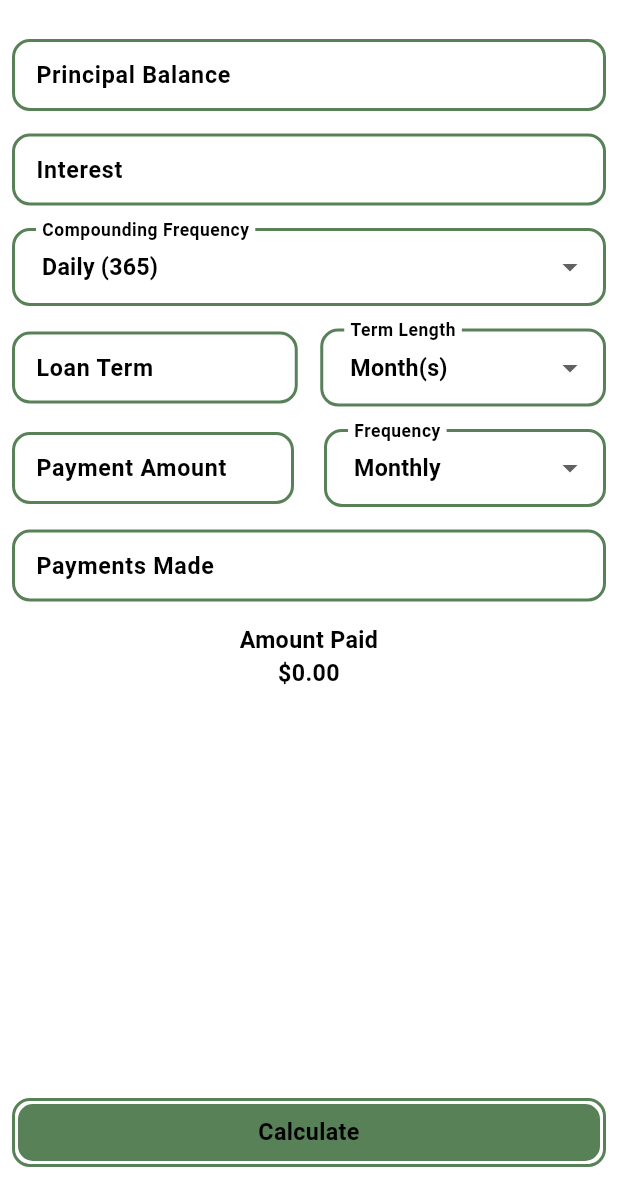
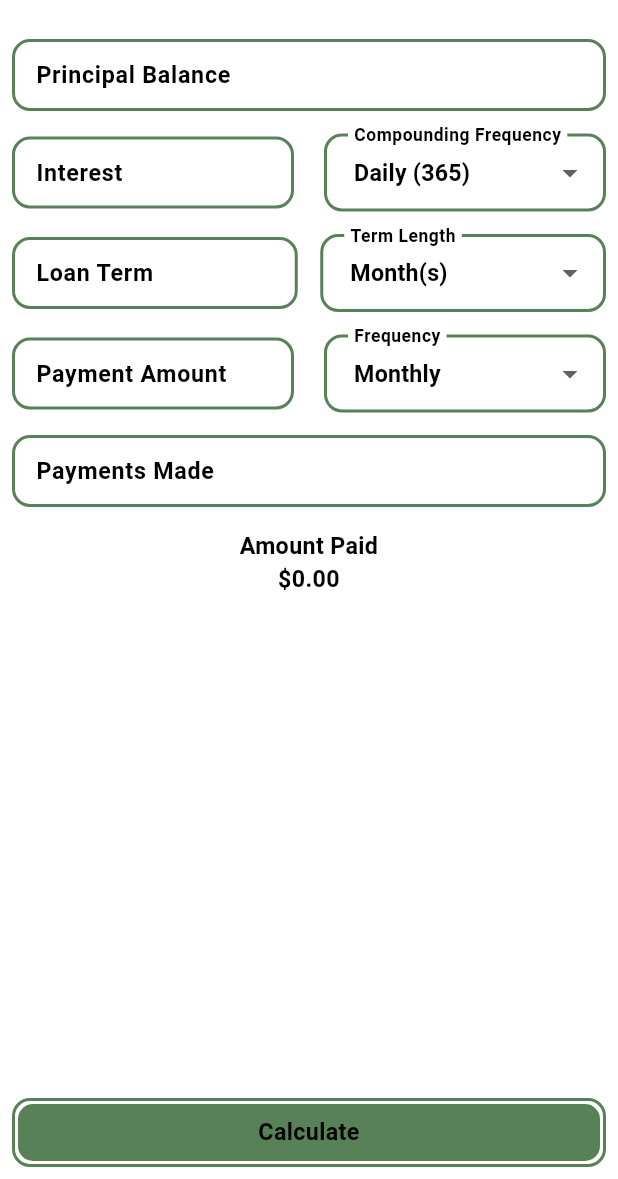
Before and after one commit to zachpfaltzgraff/Loan-Calculator, a Flutter app: the screen it shows after launch, on a phone screen of 412 x 824 dp, the part 57-1236 px from its top. Run offline on Flutter 3.47's test engine with Material 3 defaults, Android fonts, the light colour scheme and no system bars; drawn by our look-alikes of fl_chart; our stand-ins replace shared_preferences, vibration.

Commit message:
Update calculator_inputs.dart

```diff
--- a/loan_calculator/lib/components/calculator_inputs.dart
+++ b/loan_calculator/lib/components/calculator_inputs.dart
@@ -182,7 +182,11 @@ class _CalculatorInputsState extends State<CalculatorInputs> {
                     prefix: Text('\$', style: theme.textStyle(context)),
                     validations: [InputValidation.onlyNumbers()],
                   ),
-                  InputBox(
+                  Row(
+                    spacing: 20,
+                    children: [
+                      Expanded(
+                        child: InputBox(
                           hintText: 'Interest',
                           controller: interestCalculator,
                           outlinedColor: theme.primaryColor,
@@ -194,8 +198,13 @@ class _CalculatorInputsState extends State<CalculatorInputs> {
                           trailing: Text('%', style: theme.textStyle(context)),
                           validations: [InputValidation.onlyNumbers()],
                         ),
-                  dropdownWidget(
+                      ),
+                      Expanded(
+                        child: dropdownWidget(
                           theme, context, selectedCompoundingIndex, compoundingFrequency, 'Compounding Frequency'),
+                      ),
+                    ],
+                  ),
                   Row(
                     spacing: 15,
                     children: [
```
Lines whose indentation alone changed are shown as unchanged.
